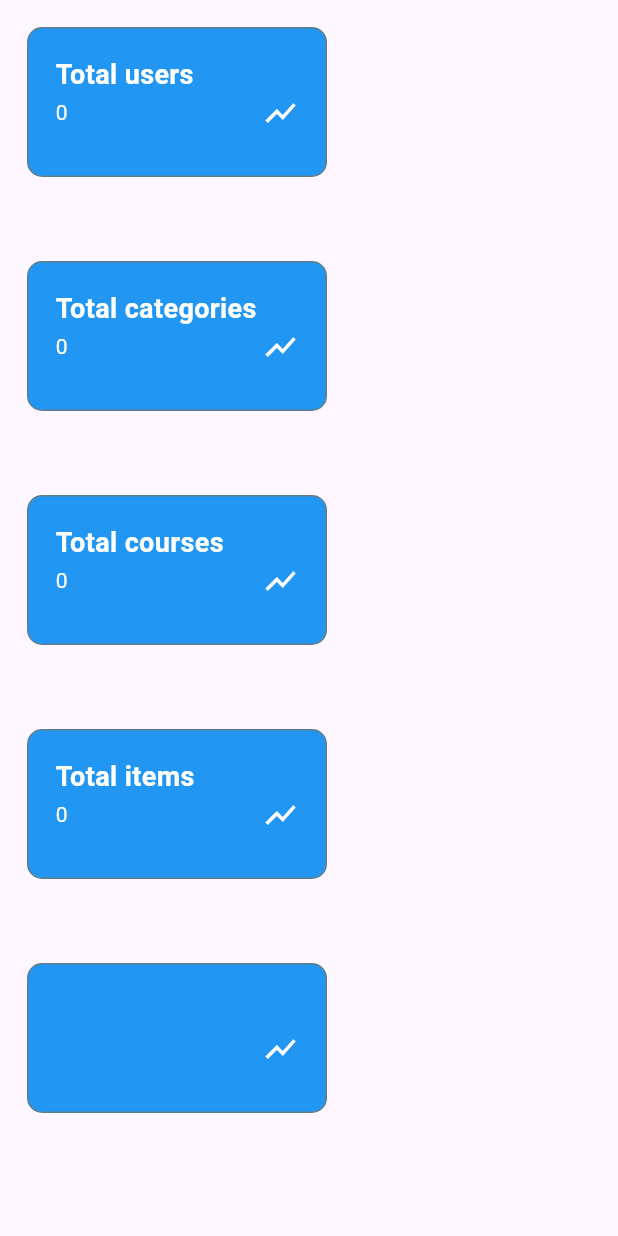
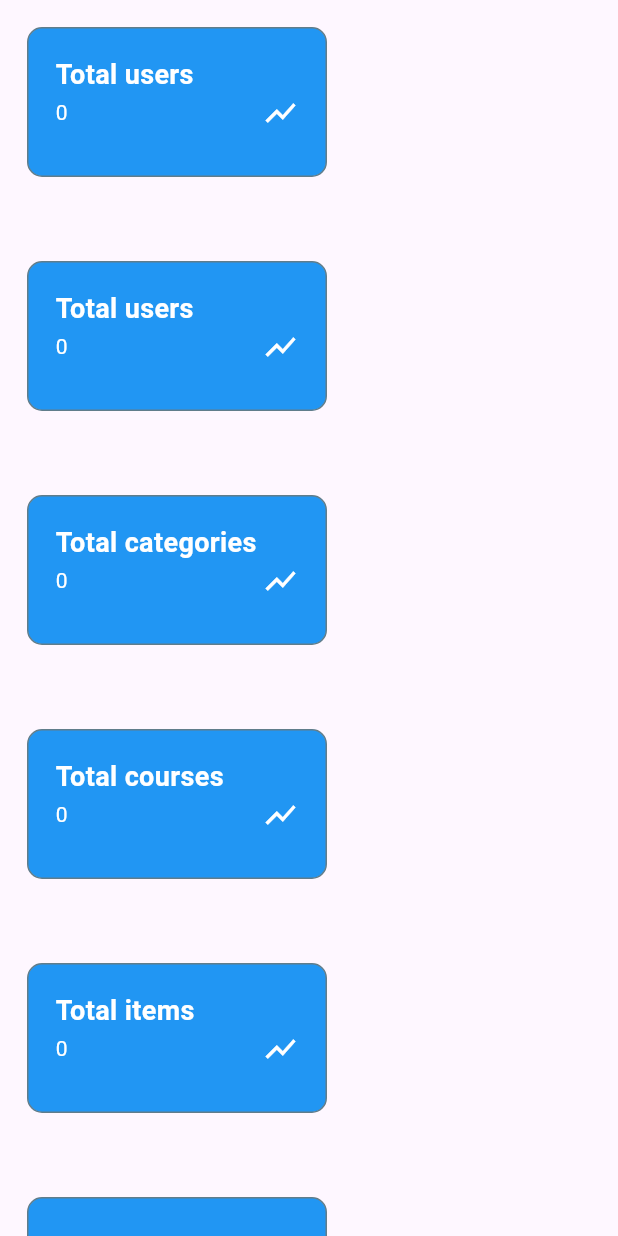
Before and after one commit to Rihab-Hammami/OnlineLearning_admin_pannel, a Flutter app: the DashboardScreen widget shown alone on an empty page, opened directly, on a phone screen of 412 x 824 dp. Run offline on Flutter 3.47's test engine with Material 3 defaults, Android fonts, the phone set to English and light mode, and no system bars; our stand-ins replace cloud_firestore, firebase_auth, firebase_core, firebase_storage, google_fonts, image_picker; missing offline and left inert: dart:html, dart:js, flutter_admin_scaffold; accounts and stored records are empty.

Commit message:
firebaseService

```diff
--- /dev/null
+++ b/lib/Screens/Services/firebase_services.dart
@@ -0,0 +1,11 @@
+import 'package:cloud_firestore/cloud_firestore.dart';
+import 'package:firebase_auth/firebase_auth.dart';
+import 'package:firebase_storage/firebase_storage.dart';
+
+class FirebaseServices{
+    final FirebaseFirestore _firestore = FirebaseFirestore.instance;
+  User? user = FirebaseAuth.instance.currentUser;
+  FirebaseFirestore firestore = FirebaseFirestore.instance;
+  CollectionReference users = FirebaseFirestore.instance.collection('users');
+
+  }
--- a/lib/Screens/dashboard_screen.dart
+++ b/lib/Screens/dashboard_screen.dart
@@ -1,7 +1,10 @@
+import 'package:cloud_firestore/cloud_firestore.dart';
+import 'package:elearning_admin_pannel/Screens/Services/firebase_services.dart';
 import 'package:flutter/material.dart';
 
 class DashboardScreen extends StatelessWidget {
   static const String id = "dashboard_screen";
+  FirebaseServices _services =FirebaseServices();
 
   Widget analyticWidget({required String title, required String value}) {
     return Padding(
@@ -53,6 +56,36 @@ class DashboardScreen extends StatelessWidget {
         spacing: 20,
         runSpacing: 20,
         children: [
+          StreamBuilder<QuerySnapshot>(
+      stream: _services.users.snapshots(),
+      builder: (BuildContext context, AsyncSnapshot<QuerySnapshot> snapshot) {
+        if (snapshot.hasError) {
+          return Text('Something went wrong');
+        }
+
+        if (snapshot.connectionState == ConnectionState.waiting) {
+          return Padding(
+            padding: const EdgeInsets.all(8.0),
+            child: Container(width: 200,
+                  height: 100,
+                  decoration: BoxDecoration(
+            color: Colors.blue,
+            border: Border.all(color: Colors.blueGrey),
+            borderRadius: BorderRadius.circular(10),
+                  ),
+                  child: Center(child: CircularProgressIndicator(color: Colors.white,)),
+                  ),
+          );
+        }
+        if(snapshot.hasData){
+             return analyticWidget(title:"Total users",value:snapshot.data!.size.toString());
+        }
+        return SizedBox();
+
+
+      },
+    ),
+
           analyticWidget(title:"Total users",value:"0"),
           analyticWidget(title: "Total categories",value: "0"),
            analyticWidget(title: "Total courses",value: "0"),
```
Also changed, not shown: pubspec.lock.
